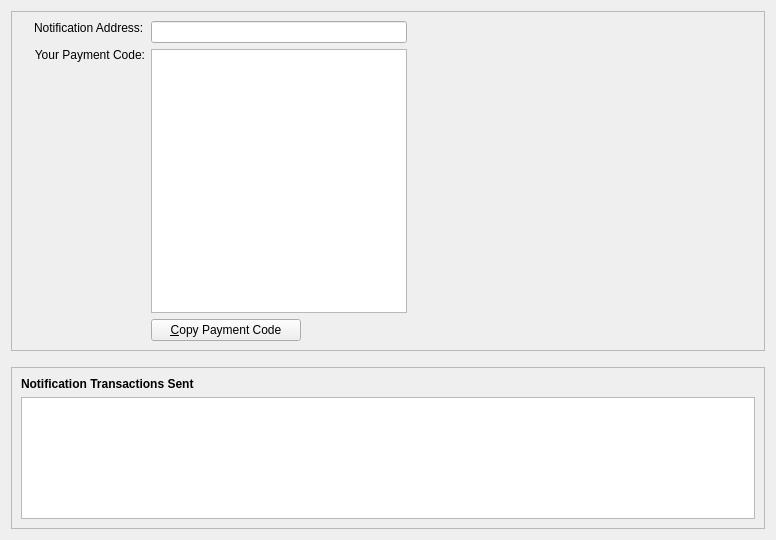
Before: the Qt Designer form src/qt/forms/paymentcodepage.ui in firoorg/firo, drawn with Qt 5.
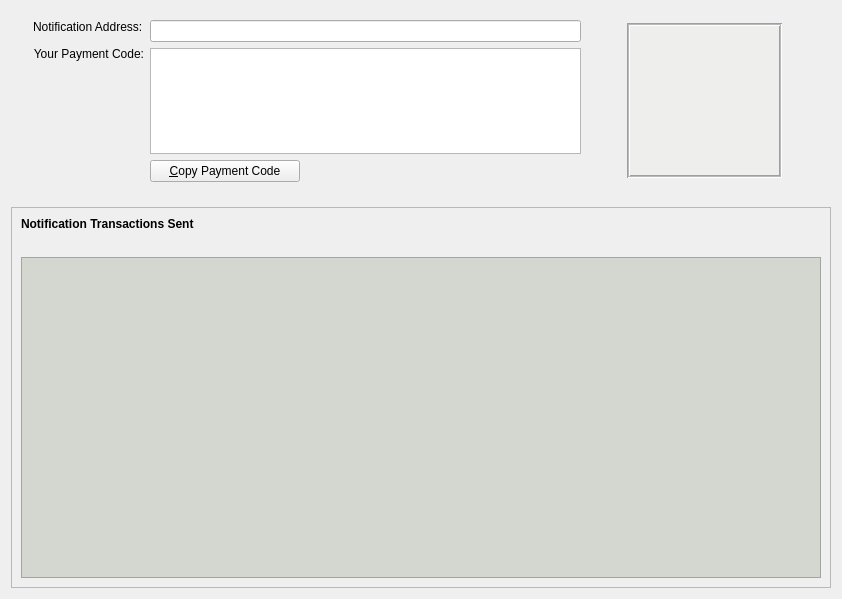
After: the same form once the commit is applied. Icons and pictures are not drawn. Custom widgets are drawn as their Qt base class.

```diff
--- a/src/qt/forms/paymentcodepage.ui
+++ b/src/qt/forms/paymentcodepage.ui
@@ -6,8 +6,8 @@
    <rect>
     <x>0</x>
     <y>0</y>
-    <width>776</width>
-    <height>540</height>
+    <width>842</width>
+    <height>599</height>
    </rect>
   </property>
   <layout class="QVBoxLayout" name="verticalLayout" stretch="0,0,1">
@@ -19,8 +19,14 @@
        <verstretch>0</verstretch>
       </sizepolicy>
      </property>
+     <property name="maximumSize">
+      <size>
+       <width>16777215</width>
+       <height>180</height>
+      </size>
+     </property>
      <property name="frameShape">
-      <enum>QFrame::StyledPanel</enum>
+      <enum>QFrame::NoFrame</enum>
      </property>
      <property name="frameShadow">
       <enum>QFrame::Sunken</enum>
@@ -32,22 +38,57 @@
          <number>6</number>
         </property>
         <item row="2" column="2">
+         <spacer name="horizontalSpacer_2">
+          <property name="orientation">
+           <enum>Qt::Horizontal</enum>
+          </property>
+          <property name="sizeType">
+           <enum>QSizePolicy::Fixed</enum>
+          </property>
+          <property name="sizeHint" stdset="0">
+           <size>
+            <width>40</width>
+            <height>20</height>
+           </size>
+          </property>
+         </spacer>
+        </item>
+        <item row="2" column="3">
          <widget class="QRImageWidget" name="paymentcodeQRCode">
           <property name="sizePolicy">
-           <sizepolicy hsizetype="Expanding" vsizetype="Fixed">
+           <sizepolicy hsizetype="Fixed" vsizetype="Fixed">
             <horstretch>0</horstretch>
             <verstretch>0</verstretch>
            </sizepolicy>
           </property>
           <property name="minimumSize">
            <size>
-            <width>300</width>
-            <height>320</height>
+            <width>155</width>
+            <height>155</height>
+           </size>
+          </property>
+          <property name="maximumSize">
+           <size>
+            <width>155</width>
+            <height>155</height>
            </size>
           </property>
           <property name="toolTip">
            <string>QR Code</string>
           </property>
+          <property name="styleSheet">
+           <string notr="true">background-color: rgb(0, 0, 0);
+background-color: rgb(238, 238, 236);</string>
+          </property>
+          <property name="frameShape">
+           <enum>QFrame::Box</enum>
+          </property>
+          <property name="frameShadow">
+           <enum>QFrame::Sunken</enum>
+          </property>
+          <property name="midLineWidth">
+           <number>1</number>
+          </property>
           <property name="textFormat">
            <enum>Qt::PlainText</enum>
           </property>
@@ -143,8 +184,11 @@
                  <string>&amp;Copy Payment Code</string>
                 </property>
                 <property name="icon">
-                 <iconset>
-                  <normaloff>../res/icons/editcopy.png</normaloff>../res/icons/editcopy.png</iconset>
+                 <iconset resource="../bitcoin.qrc">
+                  <normaloff>:/icons/editcopy</normaloff>:/icons/editcopy</iconset>
+                </property>
+                <property name="checkable">
+                 <bool>false</bool>
                 </property>
                </widget>
               </item>
@@ -174,6 +218,22 @@
           </property>
          </widget>
         </item>
+        <item row="2" column="4">
+         <spacer name="horizontalSpacer_3">
+          <property name="orientation">
+           <enum>Qt::Horizontal</enum>
+          </property>
+          <property name="sizeType">
+           <enum>QSizePolicy::Fixed</enum>
+          </property>
+          <property name="sizeHint" stdset="0">
+           <size>
+            <width>40</width>
+            <height>20</height>
+           </size>
+          </property>
+         </spacer>
+        </item>
        </layout>
       </item>
      </layout>
@@ -200,6 +260,9 @@
        <verstretch>0</verstretch>
       </sizepolicy>
      </property>
+     <property name="styleSheet">
+      <string notr="true">border-right-color: rgba(191, 64, 64, 0);</string>
+     </property>
      <property name="frameShape">
       <enum>QFrame::StyledPanel</enum>
      </property>
@@ -221,10 +284,29 @@
        </widget>
       </item>
       <item>
-       <widget class="QTableView" name="notificationTransacdtionsView">
+       <spacer name="verticalSpacer_4">
+        <property name="orientation">
+         <enum>Qt::Vertical</enum>
+        </property>
+        <property name="sizeType">
+         <enum>QSizePolicy::Fixed</enum>
+        </property>
+        <property name="sizeHint" stdset="0">
+         <size>
+          <width>20</width>
+          <height>20</height>
+         </size>
+        </property>
+       </spacer>
+      </item>
+      <item>
+       <widget class="QTableView" name="notificationTransactionsView">
         <property name="contextMenuPolicy">
          <enum>Qt::CustomContextMenu</enum>
         </property>
+        <property name="styleSheet">
+         <string notr="true">background-color: rgb(211, 215, 207);</string>
+        </property>
         <property name="tabKeyNavigation">
          <bool>false</bool>
         </property>
```
Left out of the diff: 21 changed lines with no effect on the pictures.
